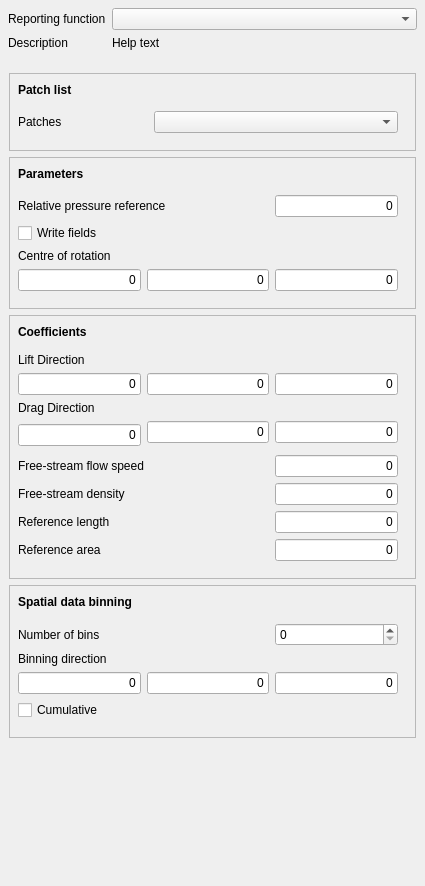
Qt form Gui/TaskPanelCfdReportingFunctions.ui (jaheyns/CfdOF) before a commit.
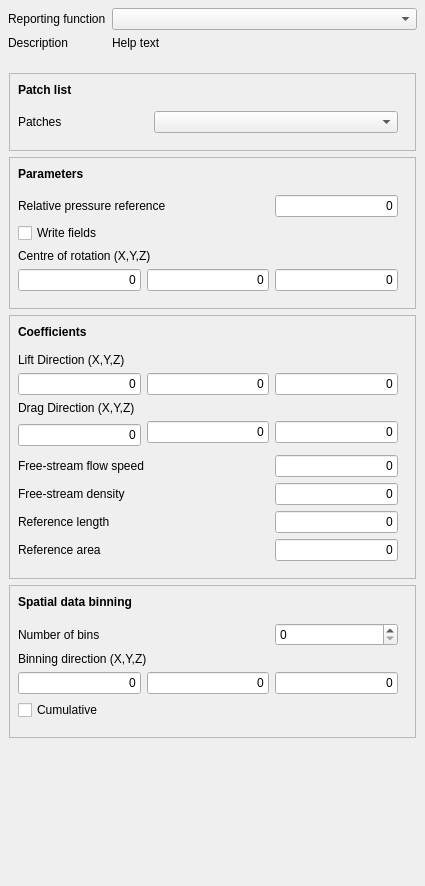
The same form after that commit. Custom widgets are drawn as their Qt base class.

```diff
--- a/Gui/TaskPanelCfdReportingFunctions.ui
+++ b/Gui/TaskPanelCfdReportingFunctions.ui
@@ -233,7 +233,7 @@
             <item row="3" column="0" colspan="3">
              <widget class="QLabel" name="labelCentreOfRotation">
               <property name="text">
-               <string>Centre of rotation</string>
+               <string>Centre of rotation (X,Y,Z)</string>
               </property>
              </widget>
             </item>
@@ -332,7 +332,7 @@
             <item row="0" column="0" colspan="3">
              <widget class="QLabel" name="labelLiftDirection">
               <property name="text">
-               <string>Lift Direction</string>
+               <string>Lift Direction (X,Y,Z)</string>
               </property>
              </widget>
             </item>
@@ -600,7 +600,7 @@
             <item row="3" column="0" colspan="3">
              <widget class="QLabel" name="labelDragDirection">
               <property name="text">
-               <string>Drag Direction</string>
+               <string>Drag Direction (X,Y,Z)</string>
               </property>
              </widget>
             </item>
@@ -828,7 +828,7 @@
             <item row="1" column="0" colspan="3">
              <widget class="QLabel" name="labelDirection">
               <property name="text">
-               <string>Binning direction</string>
+               <string>Binning direction (X,Y,Z)</string>
               </property>
              </widget>
             </item>
```
